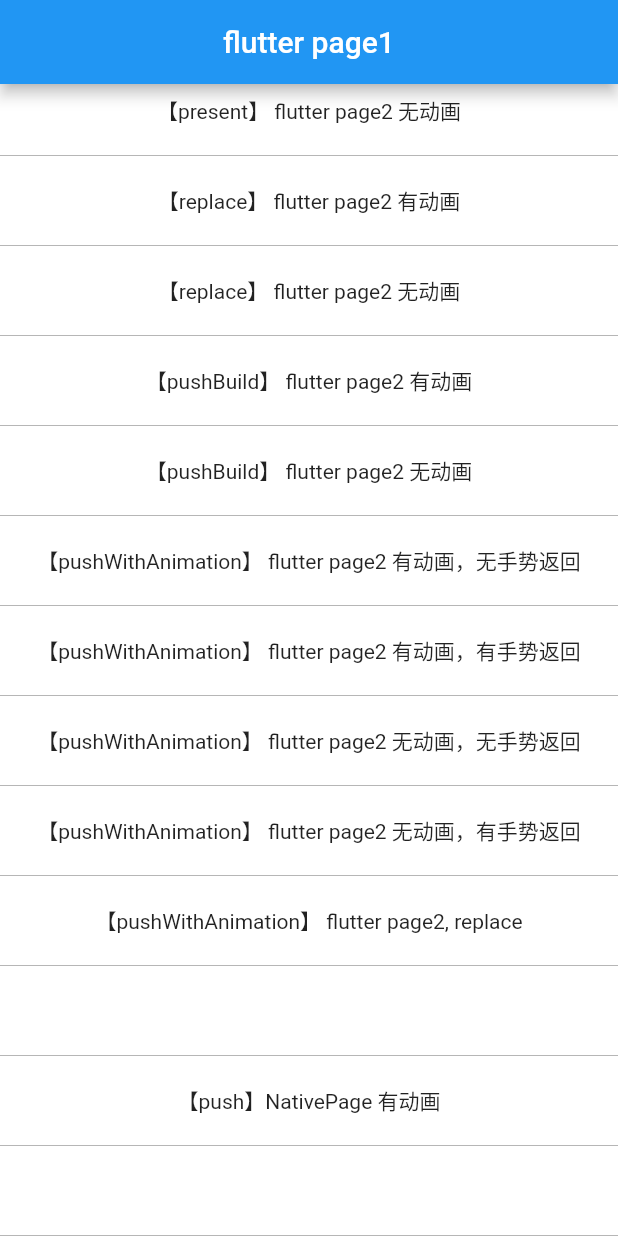
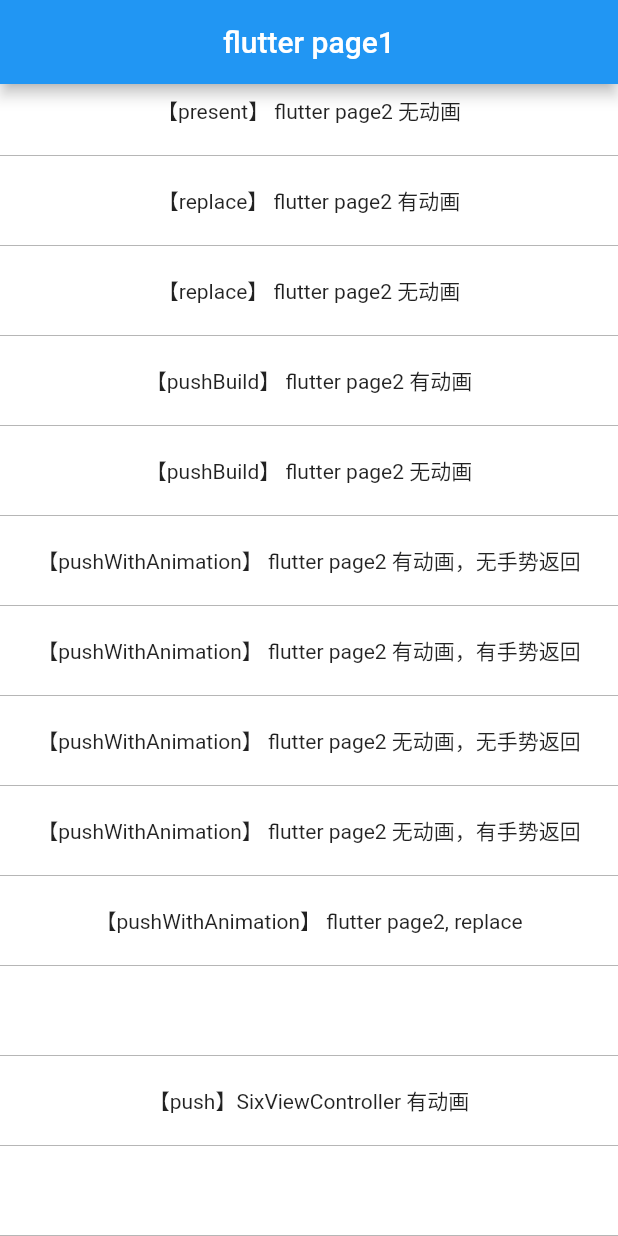
Before and after one commit to tal-tech/d_stack, a Flutter app: the screen it shows after launch, scrolled down 432 dp, on a phone screen of 412 x 824 dp. Run offline on Flutter 3.47's test engine with Material 2 defaults, Android fonts, the phone set to English and light mode, and no system bars; missing offline and left inert: d_stack; statements that could not run were skipped.

Commit message:
bug修复

```diff
--- a/example/lib/page_widgets.dart
+++ b/example/lib/page_widgets.dart
@@ -156,7 +156,7 @@
   Widget build(BuildContext context) {
     return Scaffold(
       appBar: AppBar(
-        title: Text('flutter page6'),
+        title: Text('flutter page7'),
         leading: RaisedButton(
           child: Text('返回'),
           onPressed: () {
--- a/example/lib/test_case.dart
+++ b/example/lib/test_case.dart
@@ -168,9 +168,9 @@
     },
     {"text": "", "clicked": () {}},
     {
-      "text": "【push】NativePage 有动画",
+      "text": "【push】SixViewController 有动画",
       "clicked": () {
-        DStack.push("NativePage", PageType.native,
+        DStack.push("SixViewController", PageType.native,
             params: {"name": "flutter 传递的", "id": 1000000});
       }
     },
--- a/lib/navigator/dnavigator_manager.dart
+++ b/lib/navigator/dnavigator_manager.dart
@@ -16,7 +16,6 @@
 import 'package:d_stack/widget/page_route.dart';
 import 'package:flutter/cupertino.dart';
 import 'package:flutter/foundation.dart';
-import 'package:flutter/gestures.dart';
 import 'package:flutter/material.dart';
 
 /// 主要两个部分：
@@ -399,37 +398,6 @@
     return null;
   }
 
-  /// 从下往上弹出动画
-  static PageRouteBuilder slideRoute(
-      {String routeName,
-      Map params,
-      int milliseconds,
-      bool fullscreenDialog = false}) {
-    return animationRoute(
-        routeName: routeName,
-        params: params,
-        animatedBuilder: (BuildContext context, Animation<double> animation,
-            Animation<double> secondaryAnimation, WidgetBuilder widgetBuilder) {
-          double startOffsetX = fullscreenDialog ? 0 : 1.0;
-          double startOffsetY = fullscreenDialog ? 1.0 : 0;
-          Offset startOffset = Offset(startOffsetX, startOffsetY);
-          Offset endOffset = const Offset(0, 0);
-
-          return SlideTransition(
-            transformHitTests: true,
-            position: new Tween<Offset>(
-              begin: startOffset,
-              end: endOffset,
-            ).animate(CurvedAnimation(
-              parent: animation,
-              curve: Curves.easeInOutCubic,
-            )),
-            child: widgetBuilder(context),
-          );
-        },
-        transitionDuration: Duration(milliseconds: milliseconds));
-  }
-
   /// 用户自定义flutter页面转场动画
   static PageRouteBuilder animationRoute({
     @required AnimatedPageBuilder animatedBuilder,
```
Also changed, not shown: 6 other files.
